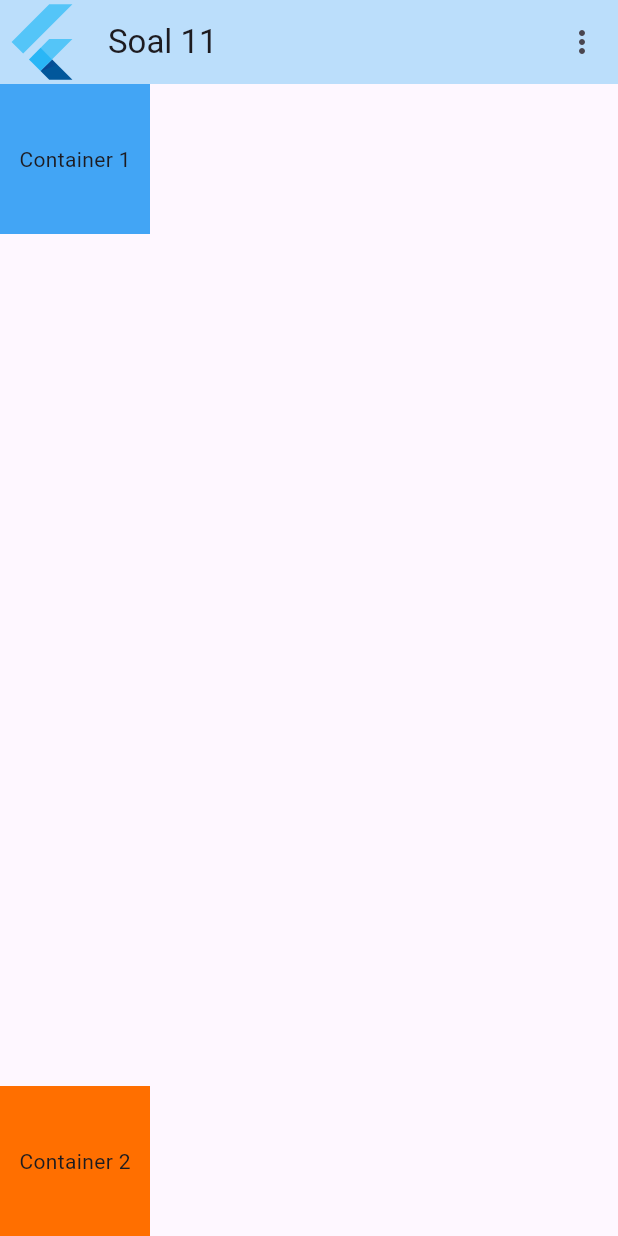
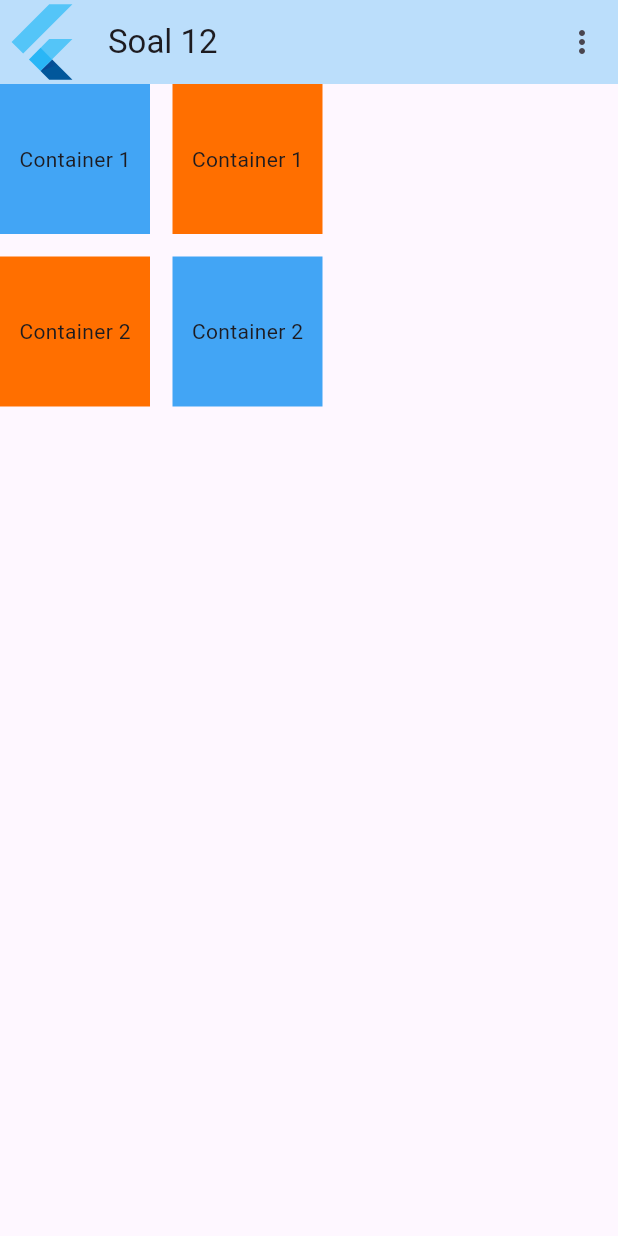
Before and after one commit to WillyAgustri/Learn-Flutter-Fundamental, a Flutter app: the screen it shows after launch, on a phone screen of 412 x 824 dp. Run offline on Flutter 3.47's test engine with Material 3 defaults, Android fonts, the phone set to English and light mode, and no system bars; project files that could hold a hidden picture were left out.

Commit message:
add pratice 12

```diff
--- a/Week 4/flutter_application_4/lib/main.dart
+++ b/Week 4/flutter_application_4/lib/main.dart
@@ -10,7 +10,8 @@ import 'package:flutter/material.dart';
 // import './widgets/soal_8.dart';
 // import './widgets/soal_9.dart';
 // import './widgets/soal_10.dart';
-import './widgets/soal_11.dart';
+// import './widgets/soal_11.dart';
+import './widgets/soal_12.dart';
 
 void main() {
   runApp(const MainApp());
@@ -23,7 +24,7 @@ class MainApp extends StatelessWidget {
   Widget build(BuildContext context) {
     return MaterialApp(
       debugShowCheckedModeBanner: false,
-      home: soal_11(),
+      home: soal_12(),
     );
   }
 }
--- /dev/null
+++ b/Week 4/flutter_application_4/lib/widgets/soal_12.dart
@@ -0,0 +1,63 @@
+import 'package:flutter/material.dart';
+
+class soal_12 extends StatelessWidget {
+  const soal_12({
+    super.key,
+  });
+
+  @override
+  Widget build(BuildContext context) {
+    return Scaffold(
+        appBar: AppBar(
+          leading: FlutterLogo(),
+          backgroundColor: Colors.blue[100],
+          title: Text("Soal 12"),
+          actions: [
+            IconButton(onPressed: () {}, icon: Icon(Icons.more_vert_outlined))
+          ],
+        ),
+        body: Row(
+          children: [
+            Column(
+              children: [
+                Container(
+                  alignment: Alignment.center,
+                  margin: EdgeInsets.only(bottom: 15, right: 15),
+                  width: 100,
+                  height: 100,
+                  color: Colors.blue[400],
+                  child: Text("Container 1"),
+                ),
+                Container(
+                  alignment: Alignment.center,
+                  margin: EdgeInsets.only(bottom: 15, right: 15),
+                  width: 100,
+                  height: 100,
+                  color: Colors.amber[900],
+                  child: Text("Container 2"),
+                ),
+              ],
+            ),
+            Column(
+              children: [
+                Container(
+                  margin: EdgeInsets.only(bottom: 15),
+                  alignment: Alignment.center,
+                  width: 100,
+                  color: Colors.amber[900],
+                  height: 100,
+                  child: Text("Container 1"),
+                ),
+                Container(
+                  alignment: Alignment.center,
+                  width: 100,
+                  height: 100,
+                  color: Colors.blue[400],
+                  child: Text("Container 2"),
+                ),
+              ],
+            )
+          ],
+        ));
+  }
+}
```
